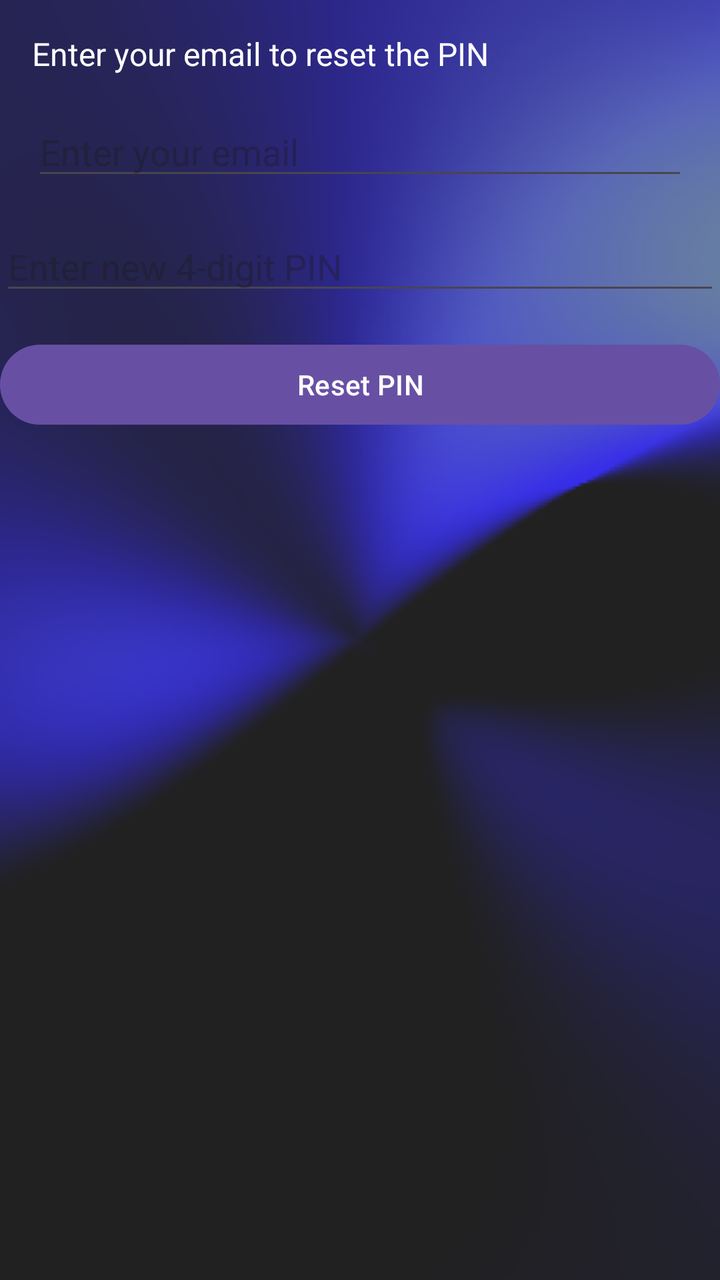
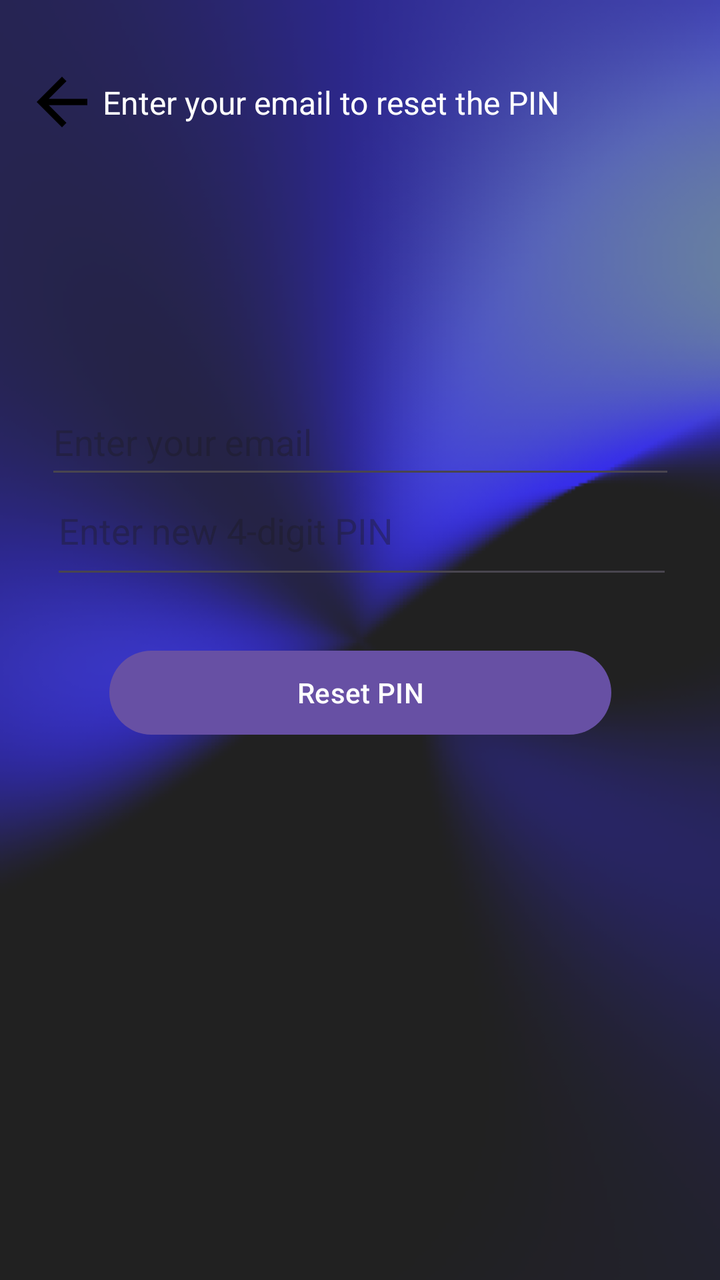

An Android layout rendered at two revisions. The XML below is the earlier revision; the diff shows what the commit changed to produce the second picture.
<!-- AndroidManifest.xml: application theme Theme.AccessMaster -->
<!-- res/layout/forgotpin.xml -->
<?xml version="1.0" encoding="utf-8"?>
<androidx.constraintlayout.widget.ConstraintLayout
    xmlns:android="http://schemas.android.com/apk/res/android"
    xmlns:app="http://schemas.android.com/apk/res-auto"
    xmlns:tools="http://schemas.android.com/tools"
    android:layout_width="match_parent"
    android:layout_height="match_parent"
    android:background="@drawable/back"
    tools:context=".ForgotPin">

    
    <TextView
        android:id="@+id/tv_instructions"
        android:layout_width="0dp"
        android:layout_height="wrap_content"
        android:text="Enter your email to reset the PIN"
        android:textSize="16sp"
        android:textColor="@color/white"
        android:layout_margin="16dp"
        app:layout_constraintTop_toTopOf="parent"
        app:layout_constraintStart_toStartOf="parent"
        app:layout_constraintEnd_toEndOf="parent" />

    
    <EditText
        android:id="@+id/et_email"
        android:layout_width="0dp"
        android:layout_height="wrap_content"
        android:hint="Enter your email"
        android:textColor="@color/white"
        android:inputType="textEmailAddress"
        android:layout_margin="16dp"
        app:layout_constraintTop_toBottomOf="@id/tv_instructions"
        app:layout_constraintStart_toStartOf="parent"
        app:layout_constraintEnd_toEndOf="parent" />

    
    <EditText
        android:id="@+id/et_new_pin"
        android:layout_width="0dp"
        android:layout_height="wrap_content"
        android:hint="Enter new 4-digit PIN"
        android:textColor="@color/white"
        android:inputType="numberPassword"
        android:maxLength="4"
        android:layout_marginTop="16dp"
        app:layout_constraintTop_toBottomOf="@id/et_email"
        app:layout_constraintStart_toStartOf="parent"
        app:layout_constraintEnd_toEndOf="parent" />

    
    <Button
        android:id="@+id/btn_reset_pin"
        android:layout_width="0dp"
        android:layout_height="wrap_content"
        android:text="Reset PIN"
        android:layout_marginTop="16dp"
        app:layout_constraintTop_toBottomOf="@id/et_new_pin"
        app:layout_constraintStart_toStartOf="parent"
        app:layout_constraintEnd_toEndOf="parent" />

    
    <ProgressBar
        android:id="@+id/progress_bar"
        android:layout_width="wrap_content"
        android:layout_height="wrap_content"
        android:visibility="gone"
        app:layout_constraintTop_toBottomOf="@id/btn_reset_pin"
        app:layout_constraintStart_toStartOf="parent"
        app:layout_constraintEnd_toEndOf="parent"
        android:layout_marginTop="16dp" />

</androidx.constraintlayout.widget.ConstraintLayout>
<!-- resources referenced by this layout -->
<resources>
  <color name="white">#FFFFFFFF</color>
  <!-- drawable back: png bitmap (drawable, 58696 bytes) -->
  <style name="Theme.AccessMaster" parent="Base.Theme.AccessMaster" />
  <style name="Base.Theme.AccessMaster" parent="Theme.Material3.DayNight.NoActionBar">
          
          
      </style>
</resources>

<!-- the commit's change to res/layout/forgotpin.xml (unified diff, before → after) -->
@@ -5,61 +5,76 @@
     xmlns:tools="http://schemas.android.com/tools"
     android:layout_width="match_parent"
     android:layout_height="match_parent"
-    android:background="@drawable/back"
-    tools:context=".ForgotPin">
+    android:background="@drawable/back">
 
-    
+    <ImageView
+        android:id="@+id/backarrow"
+        android:layout_width="38dp"
+        android:layout_height="38dp"
+        app:layout_constraintBottom_toBottomOf="parent"
+        app:layout_constraintEnd_toEndOf="parent"
+        app:layout_constraintHorizontal_bias="0.037"
+        app:layout_constraintStart_toStartOf="parent"
+        app:layout_constraintTop_toTopOf="parent"
+        app:layout_constraintVertical_bias="0.053"
+        app:srcCompat="@drawable/barrow" />
+
     <TextView
         android:id="@+id/tv_instructions"
-        android:layout_width="0dp"
-        android:layout_height="wrap_content"
+        android:layout_width="246dp"
+        android:layout_height="45dp"
+        android:layout_margin="16dp"
         android:text="Enter your email to reset the PIN"
+        android:textColor="@color/white"
         android:textSize="16sp"
-        android:textColor="@color/white"
-        android:layout_margin="16dp"
+        app:layout_constraintBottom_toBottomOf="parent"
+        app:layout_constraintEnd_toEndOf="parent"
+        app:layout_constraintHorizontal_bias="0.43"
+        app:layout_constraintStart_toStartOf="parent"
         app:layout_constraintTop_toTopOf="parent"
-        app:layout_constraintStart_toStartOf="parent"
-        app:layout_constraintEnd_toEndOf="parent" />
+        app:layout_constraintVertical_bias="0.043" />
 
-    
     <EditText
         android:id="@+id/et_email"
-        android:layout_width="0dp"
-        android:layout_height="wrap_content"
+        android:layout_width="315dp"
+        android:layout_height="50dp"
+        android:layout_margin="16dp"
+        android:layout_marginTop="44dp"
         android:hint="Enter your email"
+        android:inputType="textEmailAddress"
         android:textColor="@color/white"
-        android:inputType="textEmailAddress"
-        android:layout_margin="16dp"
+        app:layout_constraintBottom_toBottomOf="parent"
+        app:layout_constraintEnd_toEndOf="parent"
+        app:layout_constraintStart_toStartOf="parent"
         app:layout_constraintTop_toBottomOf="@id/tv_instructions"
-        app:layout_constraintStart_toStartOf="parent"
-        app:layout_constraintEnd_toEndOf="parent" />
+        app:layout_constraintVertical_bias="0.197" />
 
-    
     <EditText
         android:id="@+id/et_new_pin"
-        android:layout_width="0dp"
-        android:layout_height="wrap_content"
+        android:layout_width="311dp"
+        android:layout_height="61dp"
         android:hint="Enter new 4-digit PIN"
-        android:textColor="@color/white"
         android:inputType="numberPassword"
         android:maxLength="4"
-        android:layout_marginTop="16dp"
-        app:layout_constraintTop_toBottomOf="@id/et_email"
+        android:textColor="@color/white"
+        app:layout_constraintBottom_toBottomOf="parent"
+        app:layout_constraintEnd_toEndOf="parent"
+        app:layout_constraintHorizontal_bias="0.515"
         app:layout_constraintStart_toStartOf="parent"
-        app:layout_constraintEnd_toEndOf="parent" />
+        app:layout_constraintTop_toTopOf="@+id/tv_instructions"
+        app:layout_constraintVertical_bias="0.358" />
 
-    
     <Button
         android:id="@+id/btn_reset_pin"
-        android:layout_width="0dp"
-        android:layout_height="wrap_content"
+        android:layout_width="251dp"
+        android:layout_height="50dp"
         android:text="Reset PIN"
-        android:layout_marginTop="16dp"
-        app:layout_constraintTop_toBottomOf="@id/et_new_pin"
+        app:layout_constraintBottom_toBottomOf="parent"
+        app:layout_constraintEnd_toEndOf="parent"
         app:layout_constraintStart_toStartOf="parent"
-        app:layout_constraintEnd_toEndOf="parent" />
+        app:layout_constraintTop_toTopOf="@+id/tv_instructions"
+        app:layout_constraintVertical_bias="0.511" />
 
-    
     <ProgressBar
         android:id="@+id/progress_bar"
         android:layout_width="wrap_content"
<!-- resource entries referenced after the edit -->
@@ -2,6 +2,12 @@
 <resources>
   <color name="white">#FFFFFFFF</color>
   <!-- drawable back: png bitmap (drawable, 58696 bytes) -->
+  <!-- drawable barrow (drawable) -->
+  <vector xmlns:android="http://schemas.android.com/apk/res/android" android:autoMirrored="true" android:height="24dp" android:tint="#000000" android:viewportHeight="24" android:viewportWidth="24" android:width="24dp">
+  
+      <path android:fillColor="@android:color/white" android:pathData="M20,11H7.83l5.59,-5.59L12,4l-8,8 8,8 1.41,-1.41L7.83,13H20v-2z"/>
+  
+  </vector>
   <style name="Theme.AccessMaster" parent="Base.Theme.AccessMaster" />
   <style name="Base.Theme.AccessMaster" parent="Theme.Material3.DayNight.NoActionBar">
           
